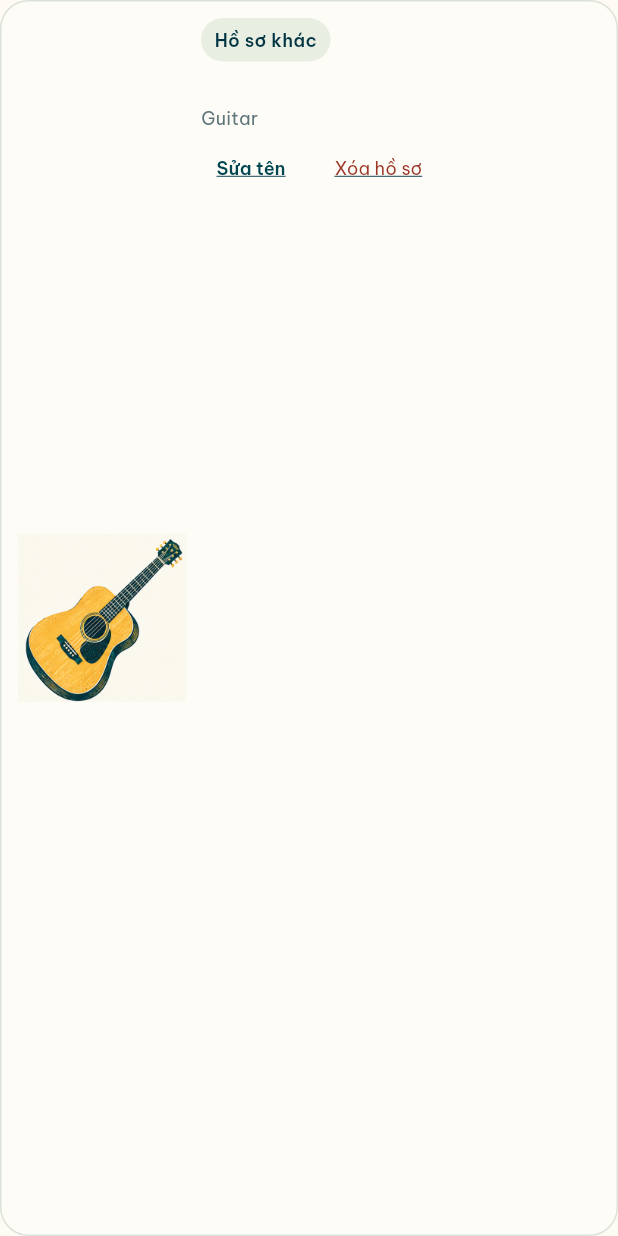
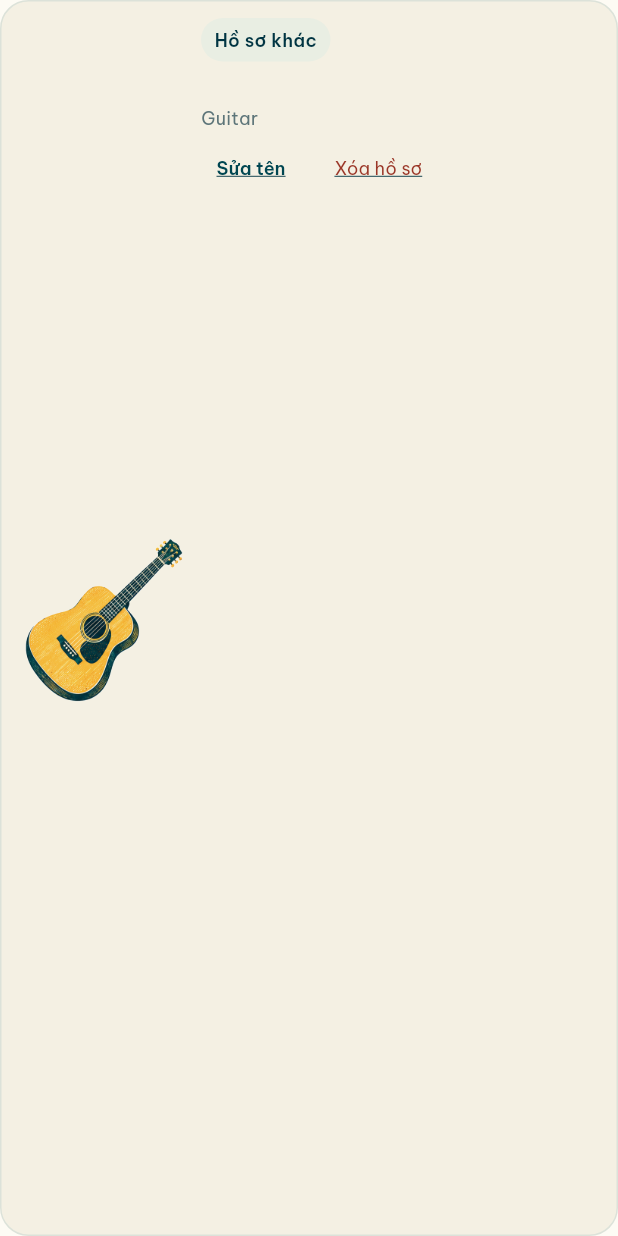
Before and after one commit to Kpoi148/Meloop, a Flutter app: the _ManagerRow widget shown alone on an empty page, opened directly with empty values, on a phone screen of 412 x 824 dp. Run offline on Flutter 3.47's test engine with Material 3 defaults, Android fonts, the phone set to English and light mode, and no system bars; our stand-ins replace flutter_riverpod, flutter_svg, sqflite; accounts and stored records are empty.

Commit message:
fix: blend artwork across profile picker and manager

```diff
--- a/app/lib/frontend/components/layout/meloop_art.dart
+++ b/app/lib/frontend/components/layout/meloop_art.dart
@@ -27,12 +27,15 @@ class MeloopArt extends StatelessWidget {
       asset = 'tools-v2.png';
   final MeloopInstrument? instrument;
   final MeloopTool? tool;
-  const MeloopArt.scene(this.scene, {super.key, this.size = 118})
-    : instrument = null,
-      backgroundColor = null,
-      tool = null,
-      columns = 3,
-      asset = 'illustrations.png';
+  const MeloopArt.scene(
+    this.scene, {
+    super.key,
+    this.size = 118,
+    this.backgroundColor,
+  }) : instrument = null,
+       tool = null,
+       columns = 3,
+       asset = 'illustrations.png';
   final MeloopScene? scene;
   int get index => instrument?.index ?? tool?.index ?? scene!.index;
   final int columns;
--- a/app/lib/frontend/profiles/profile_screens.dart
+++ b/app/lib/frontend/profiles/profile_screens.dart
@@ -2,6 +2,8 @@ import 'package:flutter/material.dart';
 
 import '../application/instrument_profile_service.dart';
 import '../components/meloop_ui.dart';
+
+const _profileArtworkBackground = Color(0xFFF4F0E3);
 
 class ProfilePickerScreen extends StatelessWidget {
   const ProfilePickerScreen({
@@ -87,7 +89,7 @@ class _PickerCard extends StatelessWidget {
       child: Container(
         clipBehavior: Clip.antiAlias,
         decoration: BoxDecoration(
-          color: const Color(0xFFF4F0E3),
+          color: _profileArtworkBackground,
           border: Border.all(
             color: selected ? TempoColors.teal : TempoColors.line,
             width: selected ? 2 : 1,
@@ -102,12 +104,17 @@ class _PickerCard extends StatelessWidget {
                 children: [
                   Center(
                     child: profile.instrumentType == InstrumentType.guitar
-                        ? const MeloopArt.scene(MeloopScene.guitar, size: 230)
+                        ? const MeloopArt.scene(
+                            MeloopScene.guitar,
+                            size: 230,
+                            backgroundColor: _profileArtworkBackground,
+                          )
                         : MeloopArt.instrument(
                             MeloopInstrument.values[profile
                                 .instrumentType
                                 .index],
                             size: 230,
+                            backgroundColor: _profileArtworkBackground,
                           ),
                   ),
                   if (selected)
@@ -252,7 +259,7 @@ class _ManagerRow extends StatelessWidget {
   Widget build(BuildContext context) => Container(
     padding: const EdgeInsets.all(11),
     decoration: BoxDecoration(
-      color: const Color(0x44FFFFFF),
+      color: _profileArtworkBackground,
       border: Border.all(color: TempoColors.line),
       borderRadius: BorderRadius.circular(TempoRadius.card),
     ),
@@ -261,6 +268,7 @@ class _ManagerRow extends StatelessWidget {
         MeloopArt.instrument(
           MeloopInstrument.values[profile.instrumentType.index],
           size: 112,
+          backgroundColor: _profileArtworkBackground,
         ),
         const SizedBox(width: 10),
         Expanded(
```
